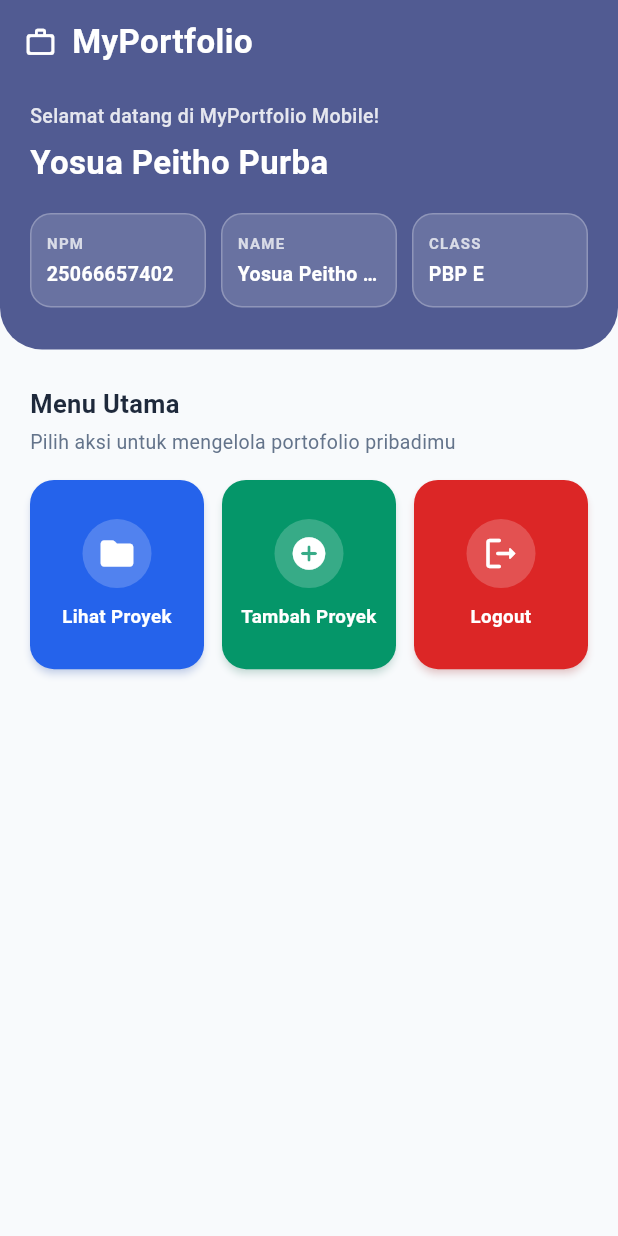
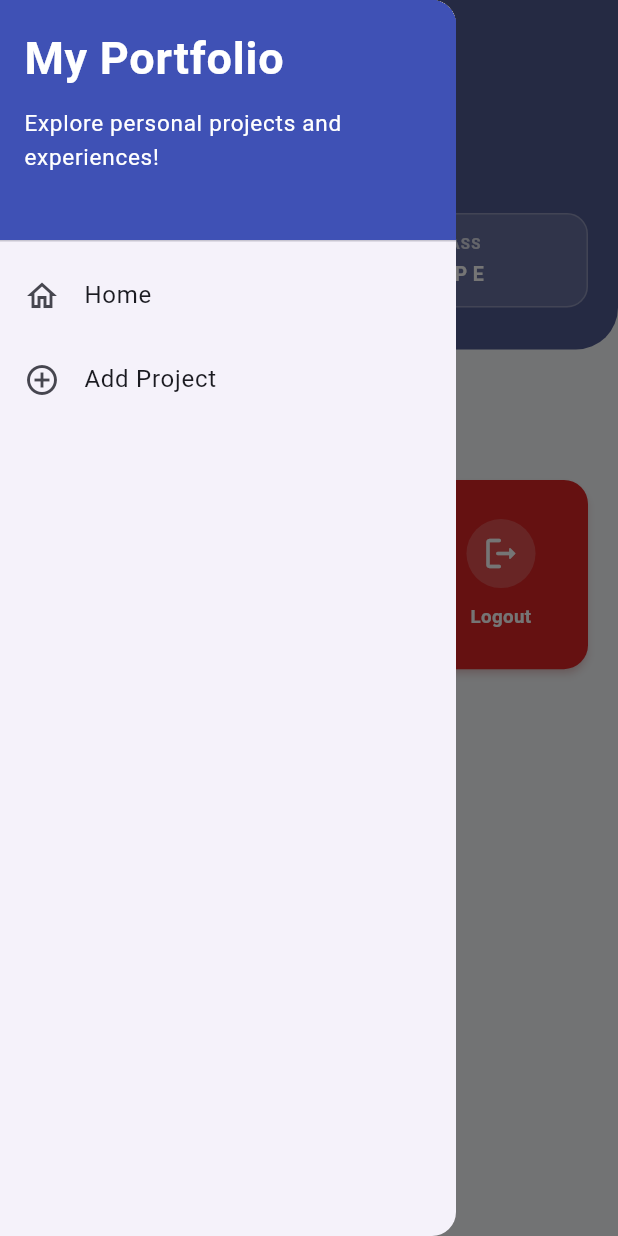
Before and after one commit to yosua2555/myportofolio_mobile, a Flutter app: the screen it shows after launch, with the side drawer open (before the commit the screen has no drawer), on a phone screen of 412 x 824 dp. Run offline on Flutter 3.47's test engine with Material 3 defaults, Android fonts, the phone set to English and light mode, and no system bars.

Commit message:
feat : Tutorial 8

```diff
--- a/lib/main.dart
+++ b/lib/main.dart
@@ -1,5 +1,5 @@
 import 'package:flutter/material.dart';
-import 'package:myportofolio_mobile/menu.dart';
+import 'package:myportofolio_mobile/screens/menu.dart';
 
 void main() {
   runApp(const MyApp());
--- a/lib/menu.dart
+++ b/lib/screens/menu.dart
@@ -1,4 +1,6 @@
 import 'package:flutter/material.dart';
+import 'package:myportofolio_mobile/widgets/left_drawer.dart';
+import 'package:myportofolio_mobile/widgets/project_card.dart';
 
 class MyHomePage extends StatelessWidget {
   MyHomePage({super.key});
@@ -22,6 +24,7 @@ class MyHomePage extends StatelessWidget {
       appBar: AppBar(
         elevation: 0,
         centerTitle: false,
+        iconTheme: const IconThemeData(color: Colors.white),
         title: const Row(
           children: [
             Icon(Icons.work_outline_rounded, color: Colors.white, size: 22),
@@ -38,6 +41,7 @@ class MyHomePage extends StatelessWidget {
         ),
         backgroundColor: colorScheme.primary,
       ),
+      drawer: const LeftDrawer(),
       body: SingleChildScrollView(
         child: Column(
           crossAxisAlignment: CrossAxisAlignment.start,
@@ -174,75 +178,3 @@ class InfoCard extends StatelessWidget {
     );
   }
 }
-
-class ItemHomepage {
-  final String name;
-  final IconData icon;
-  final Color color;
-
-  ItemHomepage(this.name, this.icon, this.color);
-}
-
-class ItemCard extends StatelessWidget {
-  final ItemHomepage item;
-
-  const ItemCard(this.item, {super.key});
-
-  @override
-  Widget build(BuildContext context) {
-    return Material(
-      color: item.color,
-      elevation: 2,
-      shadowColor: item.color.withValues(alpha: 0.35),
-      borderRadius: BorderRadius.circular(16),
-      child: InkWell(
-        borderRadius: BorderRadius.circular(16),
-        onTap: () {
-          ScaffoldMessenger.of(context)
-            ..hideCurrentSnackBar()
-            ..showSnackBar(
-              SnackBar(
-                behavior: SnackBarBehavior.floating,
-                shape: RoundedRectangleBorder(
-                  borderRadius: BorderRadius.circular(10),
-                ),
-                content: Text("Kamu telah menekan tombol ${item.name}!"),
-              ),
-            );
-        },
-        child: Container(
-          padding: const EdgeInsets.all(12),
-          child: Column(
-            mainAxisAlignment: MainAxisAlignment.center,
-            children: [
-              Container(
-                padding: const EdgeInsets.all(10),
-                decoration: BoxDecoration(
-                  color: Colors.white.withValues(alpha: 0.2),
-                  shape: BoxShape.circle,
-                ),
-                child: Icon(
-                  item.icon,
-                  color: Colors.white,
-                  size: 26.0,
-                ),
-              ),
-              const SizedBox(height: 10),
-              Text(
-                item.name,
-                textAlign: TextAlign.center,
-                maxLines: 2,
-                overflow: TextOverflow.ellipsis,
-                style: const TextStyle(
-                  color: Colors.white,
-                  fontSize: 12.5,
-                  fontWeight: FontWeight.w600,
-                ),
-              ),
-            ],
-          ),
-        ),
-      ),
-    );
-  }
-}
--- /dev/null
+++ b/lib/widgets/left_drawer.dart
@@ -0,0 +1,67 @@
+import 'package:flutter/material.dart';
+import 'package:myportofolio_mobile/screens/menu.dart';
+import 'package:myportofolio_mobile/screens/project_form.dart';
+
+class LeftDrawer extends StatelessWidget {
+  const LeftDrawer({super.key});
+
+  @override
+  Widget build(BuildContext context) {
+    return Drawer(
+      child: ListView(
+        children: [
+          const DrawerHeader(
+            decoration: BoxDecoration(
+              color: Colors.indigo,
+            ),
+            child: Column(
+              crossAxisAlignment: CrossAxisAlignment.start,
+              children: [
+                Text(
+                  'My Portfolio',
+                  style: TextStyle(
+                    fontSize: 30,
+                    fontWeight: FontWeight.bold,
+                    color: Colors.white,
+                  ),
+                ),
+                SizedBox(height: 10),
+                Text(
+                  'Explore personal projects and experiences!',
+                  style: TextStyle(
+                    fontSize: 15,
+                    color: Colors.white,
+                  ),
+                ),
+              ],
+            ),
+          ),
+          ListTile(
+            leading: const Icon(Icons.home_outlined),
+            title: const Text('Home'),
+            onTap: () {
+              Navigator.pushReplacement(
+                context,
+                MaterialPageRoute(
+                  builder: (context) => MyHomePage(),
+                ),
+              );
+            },
+          ),
+          ListTile(
+            leading: const Icon(Icons.add_circle_outline),
+            title: const Text('Add Project'),
+            onTap: () {
+              Navigator.pushReplacement(
+                context,
+                MaterialPageRoute(
+                  builder: (context) => const ProjectFormPage(),
+                ),
+              );
+            },
+          ),
+        ],
+      ),
+    );
+  }
+}
--- /dev/null
+++ b/lib/widgets/project_card.dart
@@ -0,0 +1,86 @@
+import 'package:flutter/material.dart';
+import 'package:myportofolio_mobile/screens/menu.dart';
+import 'package:myportofolio_mobile/screens/project_form.dart';
+
+class ItemHomepage {
+  final String name;
+  final IconData icon;
+  final Color color;
+
+  ItemHomepage(this.name, this.icon, this.color);
+}
+
+class ItemCard extends StatelessWidget {
+  final ItemHomepage item;
+
+  const ItemCard(this.item, {super.key});
+
+  @override
+  Widget build(BuildContext context) {
+    return Material(
+      color: item.color,
+      elevation: 2,
+      shadowColor: item.color.withValues(alpha: 0.35),
+      borderRadius: BorderRadius.circular(16),
+      child: InkWell(
+        borderRadius: BorderRadius.circular(16),
+        onTap: () {
+          // Memunculkan SnackBar ketika diklik
+          ScaffoldMessenger.of(context)
+            ..hideCurrentSnackBar()
+            ..showSnackBar(
+              SnackBar(
+                behavior: SnackBarBehavior.floating,
+                shape: RoundedRectangleBorder(
+                  borderRadius: BorderRadius.circular(10),
+                ),
+                content: Text("Kamu telah menekan tombol ${item.name}!"),
+              ),
+            );
+
+          // Navigate ke halaman yang sesuai
+          if (item.name == "Tambah Proyek") {
+            Navigator.push(
+              context,
+              MaterialPageRoute(
+                builder: (context) => const ProjectFormPage(),
+              ),
+            );
+          }
+        },
+        child: Container(
+          padding: const EdgeInsets.all(12),
+          child: Column(
+            mainAxisAlignment: MainAxisAlignment.center,
+            children: [
+              Container(
+                padding: const EdgeInsets.all(10),
+                decoration: BoxDecoration(
+                  color: Colors.white.withValues(alpha: 0.2),
+                  shape: BoxShape.circle,
+                ),
+                child: Icon(
+                  item.icon,
+                  color: Colors.white,
+                  size: 26.0,
+                ),
+              ),
+              const SizedBox(height: 10),
+              Text(
+                item.name,
+                textAlign: TextAlign.center,
+                maxLines: 2,
+                overflow: TextOverflow.ellipsis,
+                style: const TextStyle(
+                  color: Colors.white,
+                  fontSize: 12.5,
+                  fontWeight: FontWeight.w600,
+                ),
+              ),
+            ],
+          ),
+        ),
+      ),
+    );
+  }
+}
```
Also changed, not shown: lib/screens/project_form.dart (added, +217 -0 lines), 1 other file.
